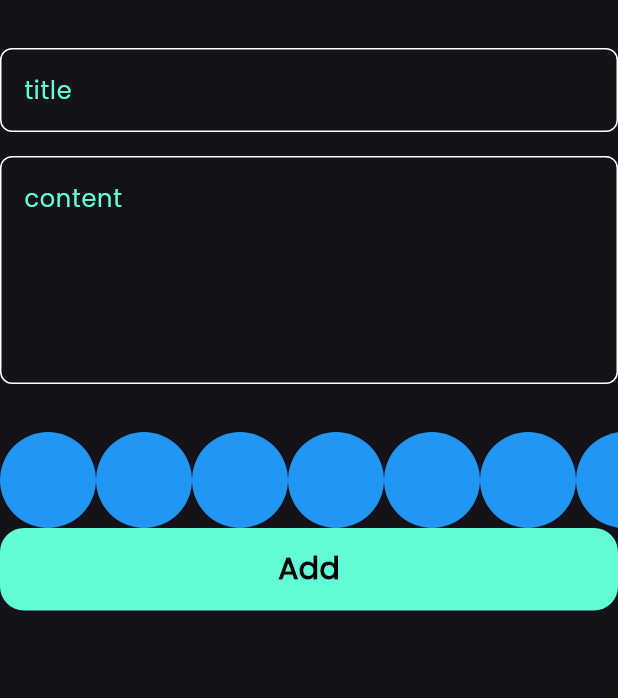
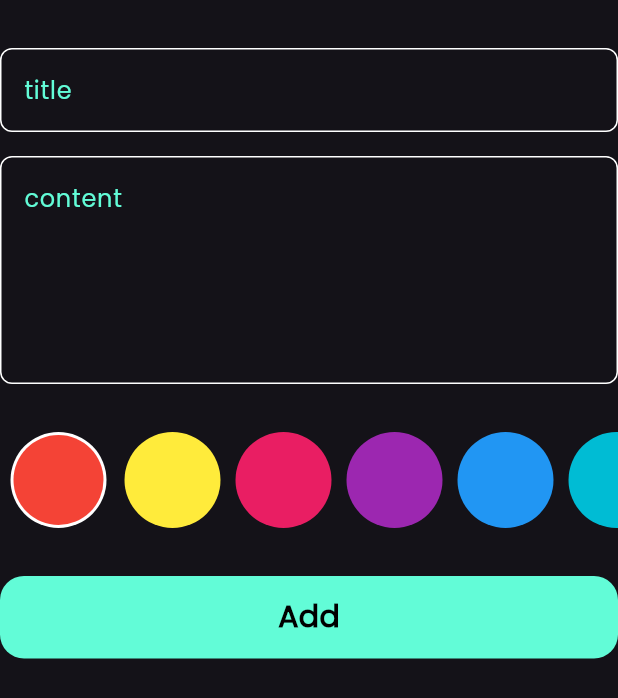
Before and after one commit to YazanMtawej/notes_app, a Flutter app: the AddNoteForm widget shown alone on an empty page, opened directly, on a phone screen of 412 x 824 dp. Shown: the top 698 px of the screen. Run offline on Flutter 3.47's test engine with Material 3 defaults, Android fonts, the phone set to English and light mode, and no system bars; our stand-ins replace bloc, device_preview, flutter_bloc, font_awesome_flutter, hive, hive_flutter; accounts and stored records are empty.

Commit message:
colors list view part 2

```diff
--- a/lib/widgets/add_note_form.dart
+++ b/lib/widgets/add_note_form.dart
@@ -9,15 +9,13 @@ import 'package:notes_app/widgets/cutom_text_field.dart';
 
 class AddNoteForm extends StatefulWidget {
   const AddNoteForm({
-    Key? key,
-  }) : super(key: key);
+    super.key,
+  });
 
   @override
   State<StatefulWidget> createState() => _AddNoteFormState();
 }
 
-@override
-State<AddNoteForm> createState() => _AddNoteFormState();
 
 class _AddNoteFormState extends State<AddNoteForm> {
   final GlobalKey<FormState> formKey = GlobalKey();
@@ -55,7 +53,10 @@ class _AddNoteFormState extends State<AddNoteForm> {
             const SizedBox(
               height: 32,
             ),
-          ColorsListView(),
+          const ColorsListView(),
+             const SizedBox(
+              height: 32,
+            ),
 
             BlocBuilder<AddNoteCubit, AddNoteState>(
               builder: (context, state) {
--- a/lib/widgets/colors_list_view.dart
+++ b/lib/widgets/colors_list_view.dart
@@ -2,30 +2,71 @@
 import 'package:flutter/material.dart';
 
 class ColorItem extends StatelessWidget {
-  const ColorItem({super.key});
-
+  const ColorItem({super.key, required this.isActive, required this.color});
+ final bool isActive;
+ final Color color;
   @override
   Widget build(BuildContext context) {
-    return const CircleAvatar(
+    return isActive?   CircleAvatar(
+      radius: 34,
+      backgroundColor: Colors.white,
+      child: CircleAvatar(
+        radius: 30,
+        backgroundColor: color,
+      ),
+    ) :CircleAvatar(
       radius: 32,
-      backgroundColor: Colors.blue,
+      backgroundColor: color,
     );
   }
 }
 
-class ColorsListView extends StatelessWidget {
+class ColorsListView extends StatefulWidget {
   const ColorsListView({super.key});
+
+  @override
+  State<ColorsListView> createState() => _ColorsListViewState();
+}
+
+class _ColorsListViewState extends State<ColorsListView> {
+  int currentIndex=0;
+  List<Color> colors=[
+    Colors.red,
+    Colors.yellow,
+    Colors.pink,
+    Colors.purple,
+    Colors.blue,
+    Colors.cyan,
+    Colors.green,
+    Colors.grey,
+    Colors.black,
+    Colors.redAccent
+  ];
+
+
 
   @override
   Widget build(BuildContext context) {
     return SizedBox(
       height: 64,
       child: ListView.builder(
-        itemCount: 10,
+        itemCount: colors.length,
         scrollDirection: Axis.horizontal,
         itemBuilder: (context,index){
 
-          return const ColorItem();
+          return  Padding(
+            padding: const EdgeInsets.symmetric(horizontal: 5),
+            child: GestureDetector(
+              onTap: (){
+                currentIndex=index;
+                setState(() {});
+              },
+              child: ColorItem(
+                color: colors[index],
+                isActive: currentIndex==index,
+              ),
+            ),
+          );
         },
       ),
     );
```
